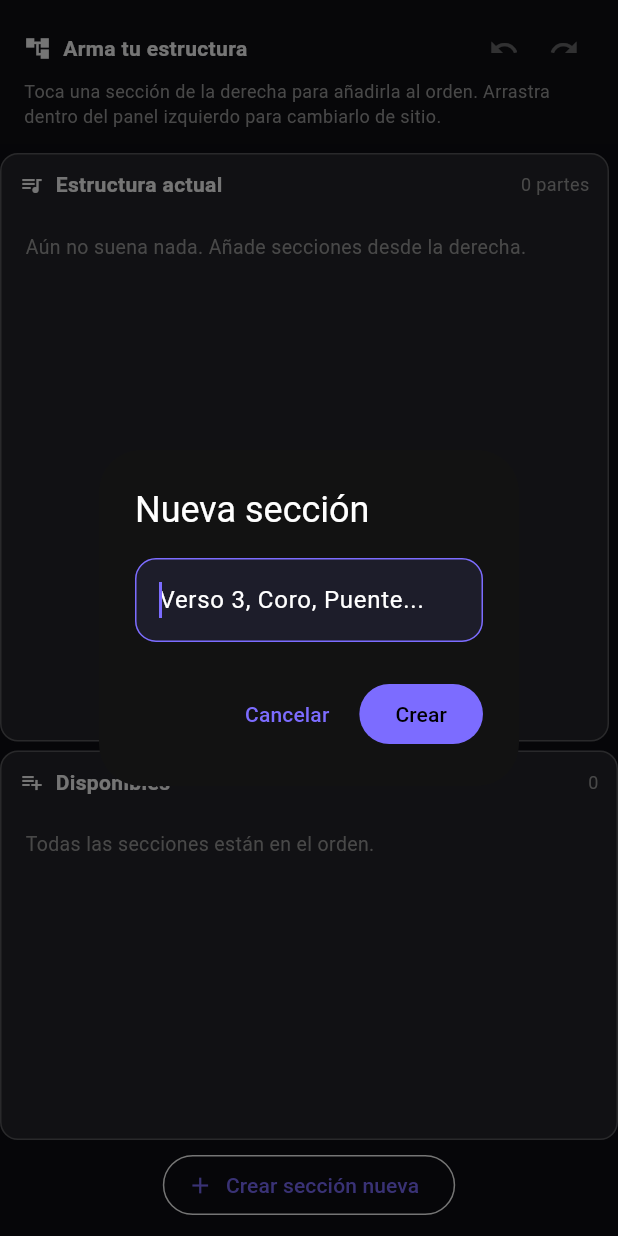
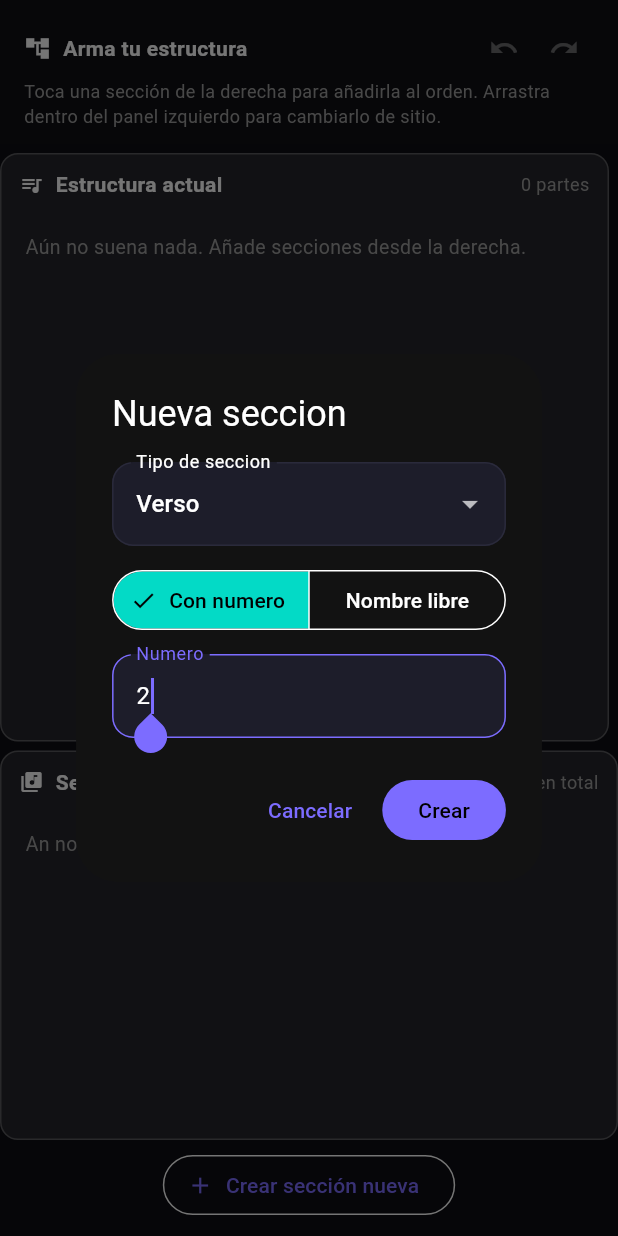
Before and after one commit to solfwer/Songkey, a Flutter app: the StructureTab widget shown alone on an empty page, opened directly with empty values, after a tap on "Crear sección nueva", on a phone screen of 412 x 824 dp. Run offline on Flutter 3.47's test engine with Material 3 defaults, Android fonts, the phone set to English and light mode, and no system bars; our stand-ins replace file_picker, package_info_plus, share_plus, shared_preferences; missing offline and left inert: syncfusion_flutter_pdf; accounts and stored records are empty.

Commit message:
fix: guardar respeta lo que escribe el usuario (solo gestona metadatos); acordes separados en la vista; Estructura con las mismas secciones en los dos paneles; crear seccion con lista de tipos; barra de navegacin adaptativa al tema claro

```diff
--- a/lib/app.dart
+++ b/lib/app.dart
@@ -61,10 +61,13 @@ class _HomeShellState extends State<HomeShell> {
         ]),
       ),
       body: IndexedStack(index: _index, children: pages),
+      // El color sale del tema: en modo claro se ve clara (con un color fijo
+      // oscuro los iconos no se veian).
       bottomNavigationBar: NavigationBar(
         selectedIndex: _index,
         onDestinationSelected: (i) => setState(() => _index = i),
-        backgroundColor: AppColors.card,
+        backgroundColor: Theme.of(context).colorScheme.surfaceContainerHigh,
+        indicatorColor: Theme.of(context).colorScheme.primaryContainer,
         destinations: const [
           NavigationDestination(icon: Icon(Icons.home_outlined), label: 'Home'),
           NavigationDestination(icon: Icon(Icons.library_music_outlined), label: 'Biblioteca'),
--- a/lib/screens/song/structure_tab.dart
+++ b/lib/screens/song/structure_tab.dart
@@ -11,11 +11,8 @@
 import 'package:flutter/material.dart';
 
 import '../../data/chord_parser.dart';
-import '../../data/store.dart';
 import '../../models/app_state.dart';
-import '../../models/song.dart';
 import 'widgets/header_badge.dart';
-import 'widgets/song_view.dart' show sectionKindColor;
 
 /// Una sección de la canción: la letra vive aquí, una sola vez.
 class _Sec {
@@ -151,8 +148,9 @@ class _StructureTabState extends State<StructureTab> {
   int _vecesUsada(String id) => _arr.where((r) => r.sectionId == id).length;
 
   /// Secciones que aún no suenan: las del panel derecho.
-  List<_Sec> get _disponibles => [for (final s in _secs) if (_vecesUsada(s.id) == 0) s];
-
+  /// Panel derecho: TODAS las secciones (el mismo catalogo que en el panel
+  /// izquierdo), para poder arrastrarlas al orden aunque ya suenen.
+  List<_Sec> get _disponibles => List.of(_secs);
   String _pista(_Sec sec) {
     final n = sec.lines.where((l) => l.trim().isNotEmpty).length;
     return n == 0 ? 'sin letra aún' : '$n líneas';
@@ -260,17 +258,9 @@ class _StructureTabState extends State<StructureTab> {
   }
 
   Future<void> _nuevaSeccion() async {
-    final c = TextEditingController();
     final nombre = await showDialog<String>(
       context: context,
-      builder: (_) => AlertDialog(
-        title: const Text('Nueva sección'),
-        content: TextField(controller: c, autofocus: true, decoration: const InputDecoration(hintText: 'Verso 3, Coro, Puente...'), onSubmitted: (v) => Navigator.pop(context, v)),
-        actions: [
-          TextButton(onPressed: () => Navigator.pop(context), child: const Text('Cancelar')),
-          FilledButton(onPressed: () => Navigator.pop(context, c.text), child: const Text('Crear')),
-        ],
-      ),
+      builder: (_) => _DialogoNuevaSeccion(crear: (v) => Navigator.pop(context, v)),
     );
     final etiqueta = (nombre ?? '').trim();
     if (etiqueta.isEmpty) return;
@@ -505,12 +495,12 @@ class _StructureTabState extends State<StructureTab> {
           margin: const EdgeInsets.only(left: 0, top: 6),
           decoration: BoxDecoration(color: Colors.white10, borderRadius: BorderRadius.circular(12), border: Border.all(color: Colors.white24)),
           child: Column(crossAxisAlignment: CrossAxisAlignment.start, children: [
-            _tituloPanel(Icons.playlist_add, 'Disponibles', '${_disponibles.length}'),
+            _tituloPanel(Icons.library_music, 'Secciones', '${_disponibles.length} en total'),
             Expanded(
               child: _disponibles.isEmpty
                   ? const Padding(
                       padding: EdgeInsets.all(16),
-                      child: Text('Todas las secciones están en el orden.', style: TextStyle(color: Colors.grey, fontSize: 13)),
+                      child: Text('An no hay secciones. Crea una con el botn de abajo.', style: TextStyle(color: Colors.grey, fontSize: 13)),
                     )
                   : ListView.builder(
                       padding: const EdgeInsets.symmetric(horizontal: 8, vertical: 4),
@@ -679,6 +669,97 @@ class _TarjetaDisponible extends StatelessWidget {
 }
 
 /// Diálogo para elegir por qué línea se corta una sección.
+/// Dialogo para crear una seccion nueva: lista desplegable con los tipos que
+/// puede tener una cancion, mas el numero o un nombre libre.
+class _DialogoNuevaSeccion extends StatefulWidget {
+  final ValueChanged<String> crear;
+  const _DialogoNuevaSeccion({required this.crear});
+
+  @override
+  State<_DialogoNuevaSeccion> createState() => _DialogoNuevaSeccionState();
+}
+
+/// Tipos de seccion que se le ofrecen al usuario.
+const _tiposSeccion = <({String valor, String etiqueta})>[
+  (valor: 'INTRODUCCION', etiqueta: 'Introduccion'),
+  (valor: 'VERSO', etiqueta: 'Verso'),
+  (valor: 'PRE-CORO', etiqueta: 'Pre-coro'),
+  (valor: 'CORO', etiqueta: 'Coro'),
+  (valor: 'PUENTE', etiqueta: 'Puente'),
+  (valor: 'INTERLUDIO', etiqueta: 'Interludio'),
+  (valor: 'INSTRUMENTAL', etiqueta: 'Instrumental'),
+  (valor: 'TRANSICION', etiqueta: 'Transicion'),
+  (valor: 'FINAL', etiqueta: 'Final'),
+  (valor: 'OUTRO', etiqueta: 'Outro'),
+];
+
+class _DialogoNuevaSeccionState extends State<_DialogoNuevaSeccion> {
+  String _tipo = 'VERSO';
+  final _numero = TextEditingController(text: '2');
+  final _libre = TextEditingController();
+  bool _conNumero = true;
+
+  @override
+  void dispose() {
+    _numero.dispose();
+    _libre.dispose();
+    super.dispose();
+  }
+
+  void _crear() {
+    if (_conNumero) {
+      final n = _numero.text.trim();
+      widget.crear(n.isEmpty ? _tipo : '$_tipo $n');
+    } else {
+      final libre = _libre.text.trim();
+      if (libre.isNotEmpty) widget.crear(libre);
+    }
+  }
+
+  @override
+  Widget build(BuildContext context) => AlertDialog(
+        title: const Text('Nueva seccion'),
+        content: SingleChildScrollView(
+          child: Column(mainAxisSize: MainAxisSize.min, crossAxisAlignment: CrossAxisAlignment.stretch, children: [
+            DropdownButtonFormField<String>(
+              initialValue: _tipo,
+              isExpanded: true,
+              decoration: const InputDecoration(labelText: 'Tipo de seccion'),
+              items: [for (final t in _tiposSeccion) DropdownMenuItem(value: t.valor, child: Text(t.etiqueta))],
+              onChanged: (v) {
+                if (v != null) setState(() => _tipo = v);
+              },
+            ),
+            const SizedBox(height: 12),
+            SegmentedButton<bool>(
+              segments: const [
+                ButtonSegment(value: true, label: Text('Con numero')),
+                ButtonSegment(value: false, label: Text('Nombre libre')),
+              ],
+              selected: {_conNumero},
+              onSelectionChanged: (v) => setState(() => _conNumero = v.first),
+            ),
+            const SizedBox(height: 12),
+            if (_conNumero)
+              TextField(
+                controller: _numero,
+                autofocus: true,
+                decoration: const InputDecoration(labelText: 'Numero', hintText: '2'),
+              )
+            else
+              TextField(
+                controller: _libre,
+                autofocus: true,
+                decoration: const InputDecoration(labelText: 'Nombre', hintText: 'Solo de guitarra'),
+              ),
+          ]),
+        ),
+        actions: [
+          TextButton(onPressed: () => Navigator.pop(context), child: const Text('Cancelar')),
+          FilledButton(onPressed: _crear, child: const Text('Crear')),
+        ],
+      );
+}
 class _DialogoDividir extends StatefulWidget {
   final List<String> lines;
   const _DialogoDividir({required this.lines});
```
Also changed, not shown: lib/screens/song/song_editor_page.dart (+39 -14 lines), lib/screens/song/widgets/song_view.dart (+11 -5 lines), 3 other files.
